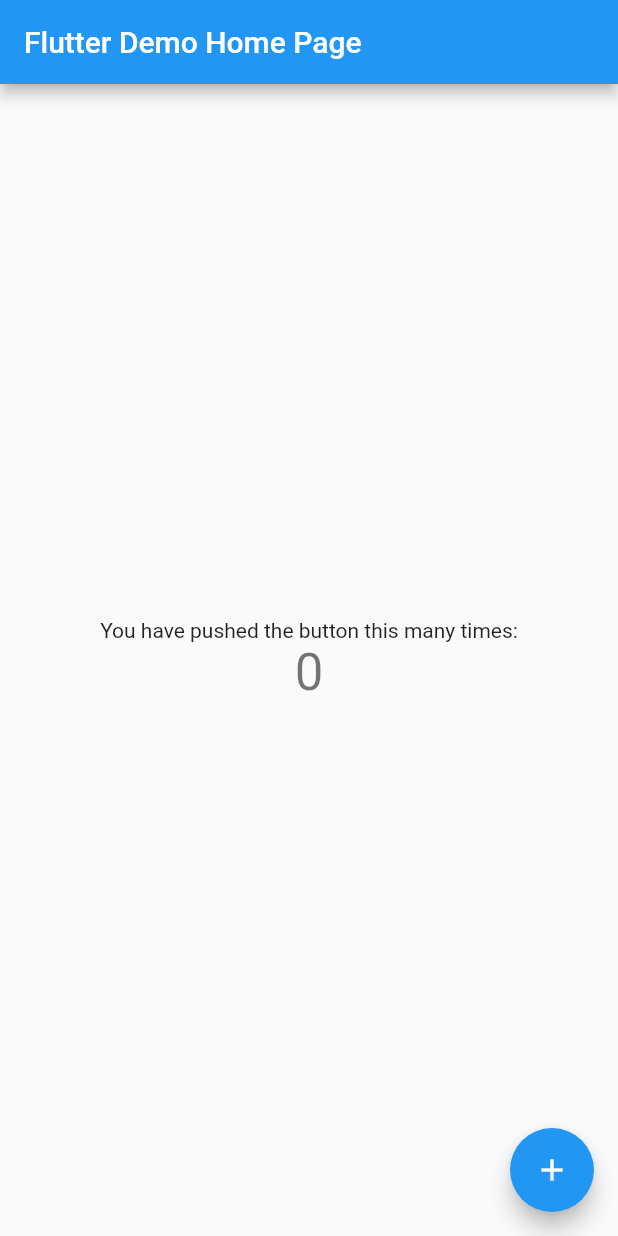
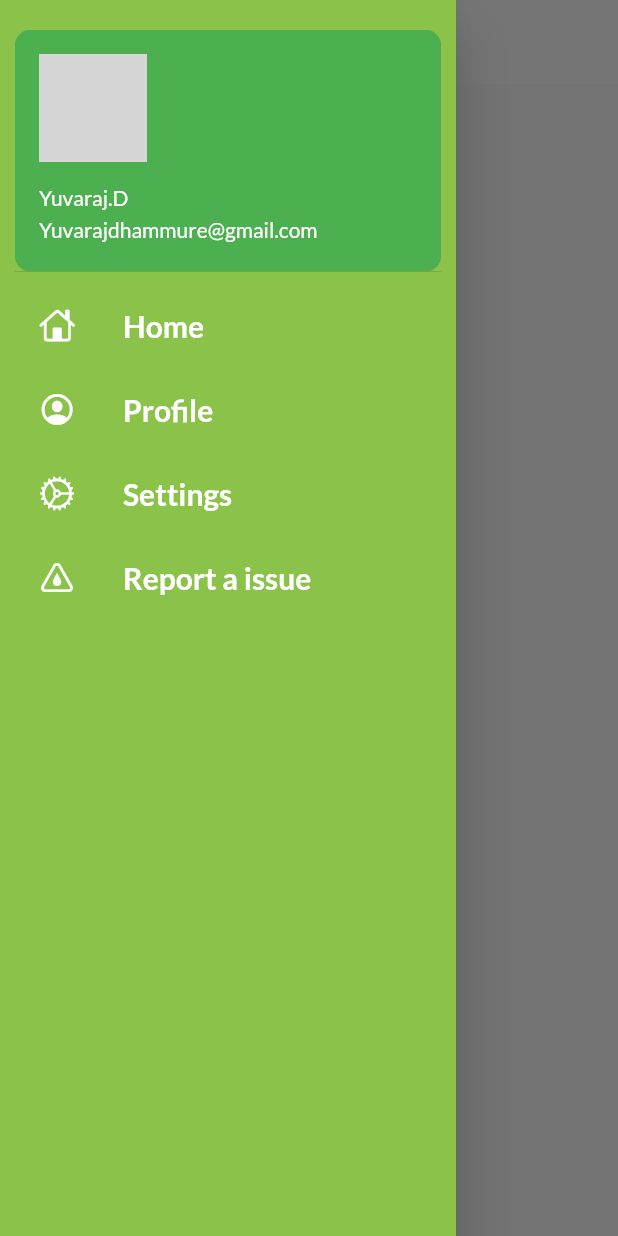
Before and after one commit to Sageyuva/2flutter, a Flutter app: the screen it shows after launch, with the side drawer open (before the commit the screen has no drawer), on a phone screen of 412 x 824 dp. Run offline on Flutter 3.47's test engine with Material 2 defaults, Android fonts, the phone set to English and light mode, and no system bars; our stand-ins replace google_fonts; network calls fail; grey boxes are pictures that could not be loaded.

Commit message:
step1 complete

```diff
--- /dev/null
+++ b/lib/home.dart
@@ -0,0 +1,18 @@
+import 'package:flutter/material.dart';
+import 'package:flutter_application_2/widgets/theme.dart';
+import 'package:flutter_application_2/widgets/drawer.dart';
+
+class MyHome extends StatelessWidget {
+  const MyHome({Key? key}) : super(key: key);
+
+  @override
+  Widget build(BuildContext context) {
+    return Scaffold(
+      appBar: AppBar(
+        title: Text("Raizel"),
+      ),
+      body: Container(),
+      drawer: const MyDrawer(),
+    );
+  }
+}
--- a/lib/main.dart
+++ b/lib/main.dart
@@ -1,115 +1,23 @@
 import 'package:flutter/material.dart';
-
-void main() {
+import 'package:flutter_application_2/home.dart';
+import 'package:flutter_application_2/widgets/theme.dart';
+import 'package:google_fonts/google_fonts.dart';
+void main(List<String> args) {
   runApp(const MyApp());
 }
 
 class MyApp extends StatelessWidget {
   const MyApp({Key? key}) : super(key: key);
 
-  // This widget is the root of your application.
   @override
   Widget build(BuildContext context) {
     return MaterialApp(
-      title: 'Flutter Demo',
-      theme: ThemeData(
-        // This is the theme of your application.
-        //
-        // Try running your application with "flutter run". You'll see the
-        // application has a blue toolbar. Then, without quitting the app, try
-        // changing the primarySwatch below to Colors.green and then invoke
-        // "hot reload" (press "r" in the console where you ran "flutter run",
-        // or simply save your changes to "hot reload" in a Flutter IDE).
-        // Notice that the counter didn't reset back to zero; the application
-        // is not restarted.
-        primarySwatch: Colors.blue,
-      ),
-      home: const MyHomePage(title: 'Flutter Demo Home Page'),
+      debugShowCheckedModeBanner: false,
+      themeMode: ThemeMode.light,
+      theme: MyTheme.lightTheme(context),
+      routes: {
+        "/":(context)=>MyHome(),
+      },
     );
   }
 }
-
-class MyHomePage extends StatefulWidget {
-  const MyHomePage({Key? key, required this.title}) : super(key: key);
-
-  // This widget is the home page of your application. It is stateful, meaning
-  // that it has a State object (defined below) that contains fields that affect
-  // how it looks.
-
-  // This class is the configuration for the state. It holds the values (in this
-  // case the title) provided by the parent (in this case the App widget) and
-  // used by the build method of the State. Fields in a Widget subclass are
-  // always marked "final".
-
-  final String title;
-
-  @override
-  State<MyHomePage> createState() => _MyHomePageState();
-}
-
-class _MyHomePageState extends State<MyHomePage> {
-  int _counter = 0;
-
-  void _incrementCounter() {
-    setState(() {
-      // This call to setState tells the Flutter framework that something has
-      // changed in this State, which causes it to rerun the build method below
-      // so that the display can reflect the updated values. If we changed
-      // _counter without calling setState(), then the build method would not be
-      // called again, and so nothing would appear to happen.
-      _counter++;
-    });
-  }
-
-  @override
-  Widget build(BuildContext context) {
-    // This method is rerun every time setState is called, for instance as done
-    // by the _incrementCounter method above.
-    //
-    // The Flutter framework has been optimized to make rerunning build methods
-    // fast, so that you can just rebuild anything that needs updating rather
-    // than having to individually change instances of widgets.
-    return Scaffold(
-      appBar: AppBar(
-        // Here we take the value from the MyHomePage object that was created by
-        // the App.build method, and use it to set our appbar title.
-        title: Text(widget.title),
-      ),
-      body: Center(
-        // Center is a layout widget. It takes a single child and positions it
-        // in the middle of the parent.
-        child: Column(
-          // Column is also a layout widget. It takes a list of children and
-          // arranges them vertically. By default, it sizes itself to fit its
-          // children horizontally, and tries to be as tall as its parent.
-          //
-          // Invoke "debug painting" (press "p" in the console, choose the
-          // "Toggle Debug Paint" action from the Flutter Inspector in Android
-          // Studio, or the "Toggle Debug Paint" command in Visual Studio Code)
-          // to see the wireframe for each widget.
-          //
-          // Column has various properties to control how it sizes itself and
-          // how it positions its children. Here we use mainAxisAlignment to
-          // center the children vertically; the main axis here is the vertical
-          // axis because Columns are vertical (the cross axis would be
-          // horizontal).
-          mainAxisAlignment: MainAxisAlignment.center,
-          children: <Widget>[
-            const Text(
-              'You have pushed the button this many times:',
-            ),
-            Text(
-              '$_counter',
-              style: Theme.of(context).textTheme.headline4,
-            ),
-          ],
-        ),
-      ),
-      floatingActionButton: FloatingActionButton(
-        onPressed: _incrementCounter,
-        tooltip: 'Increment',
-        child: const Icon(Icons.add),
-      ), // This trailing comma makes auto-formatting nicer for build methods.
-    );
-  }
-}
--- /dev/null
+++ b/lib/widgets/drawer.dart
@@ -0,0 +1,85 @@
+import 'package:flutter/cupertino.dart';
+import 'package:flutter/material.dart';
+import 'package:google_fonts/google_fonts.dart';
+
+class MyDrawer extends StatelessWidget {
+  const MyDrawer({Key? key}) : super(key: key);
+
+  @override
+  Widget build(BuildContext context) {
+
+const img="https://i.pinimg.com/474x/92/ec/b8/92ecb833159668dae82c4a8b7cbab3ec.jpg";
+
+    return Drawer(
+      child: Container(
+        padding: EdgeInsets.symmetric(vertical: 20, horizontal: 10),
+
+       color: Colors.lightGreen,
+        child: ListView(
+          children: [
+
+            UserAccountsDrawerHeader(
+              decoration: BoxDecoration(borderRadius: BorderRadius.all(Radius.circular(10)),
+              color: Colors.green
+               ),
+              currentAccountPicture: CircleAvatar(
+                backgroundImage: NetworkImage(img),
+              ),
+              accountName: Text("Yuvaraj.D"),
+              accountEmail: Text("Yuvarajdhammure@gmail.com")
+
+              ),
+              ListTile(
+                leading: Icon(CupertinoIcons.home,),
+                iconColor: Colors.white,
+                title: Text("Home",
+                style: TextStyle(
+                  fontSize: 20,
+                  fontWeight: FontWeight.bold,
+                  color: Colors.white,
+                  fontStyle: GoogleFonts.lato().fontStyle
+                ),),
+              ),
+              ListTile(
+                leading: Icon(CupertinoIcons.profile_circled,),
+                iconColor: Colors.white,
+                title: Text("Profile",
+                style: TextStyle(
+                  fontSize: 20,
+                  fontWeight: FontWeight.bold,
+                  color: Colors.white,
+                  fontStyle: GoogleFonts.lato().fontStyle
+                ),),
+
+              ),
+              ListTile(
+                leading: Icon(CupertinoIcons.settings,),
+                iconColor: Colors.white,
+                title: Text("Settings",
+                style: TextStyle(
+                  fontSize: 20,
+                  fontWeight: FontWeight.bold,
+                  color: Colors.white,
+                  fontStyle: GoogleFonts.lato().fontStyle
+                ),),
+
+              ),
+              ListTile(
+                leading: Icon(CupertinoIcons.drop_triangle,),
+                iconColor: Colors.white,
+                title: Text("Report a issue",
+                style: TextStyle(
+                  fontSize: 20,
+                  fontWeight: FontWeight.bold,
+                  color: Colors.white,
+                  fontStyle: GoogleFonts.lato().fontStyle
+                ),),
+
+              ),
+
+          ],
+        ),
+      ),
+    );
+  }
+}
--- /dev/null
+++ b/lib/widgets/theme.dart
@@ -0,0 +1,26 @@
+// import 'dart:html';
+
+import 'package:flutter/material.dart';
+import 'package:google_fonts/google_fonts.dart';
+
+class MyTheme {
+  static ThemeData lightTheme(BuildContext context) => ThemeData(
+      primarySwatch: Colors.green,
+      fontFamily: GoogleFonts.lato().fontFamily,
+      appBarTheme: AppBarTheme(
+        centerTitle: true,
+        color: Colors.white,
+        elevation: 0.0,
+        iconTheme: IconThemeData(color: Colors.black),
+        titleTextStyle: TextStyle(
+          fontStyle: GoogleFonts.lato().fontStyle,
+          fontSize: 20,
+          fontWeight: FontWeight.bold,
+          color: Colors.green
+        ),
+      ));
+
+  static ThemeData darkTheme(BuildContext context) => ThemeData(
+        brightness: Brightness.dark,
+      );
+}
--- a/pubspec.yaml
+++ b/pubspec.yaml
@@ -34,6 +34,7 @@ dependencies:
   # The following adds the Cupertino Icons font to your application.
   # Use with the CupertinoIcons class for iOS style icons.
   cupertino_icons: ^1.0.2
+  google_fonts: ^3.0.1
 
 dev_dependencies:
   flutter_test:
```
Also changed, not shown: lib/pages/login.dart (added), pubspec.lock, 1 other file.
